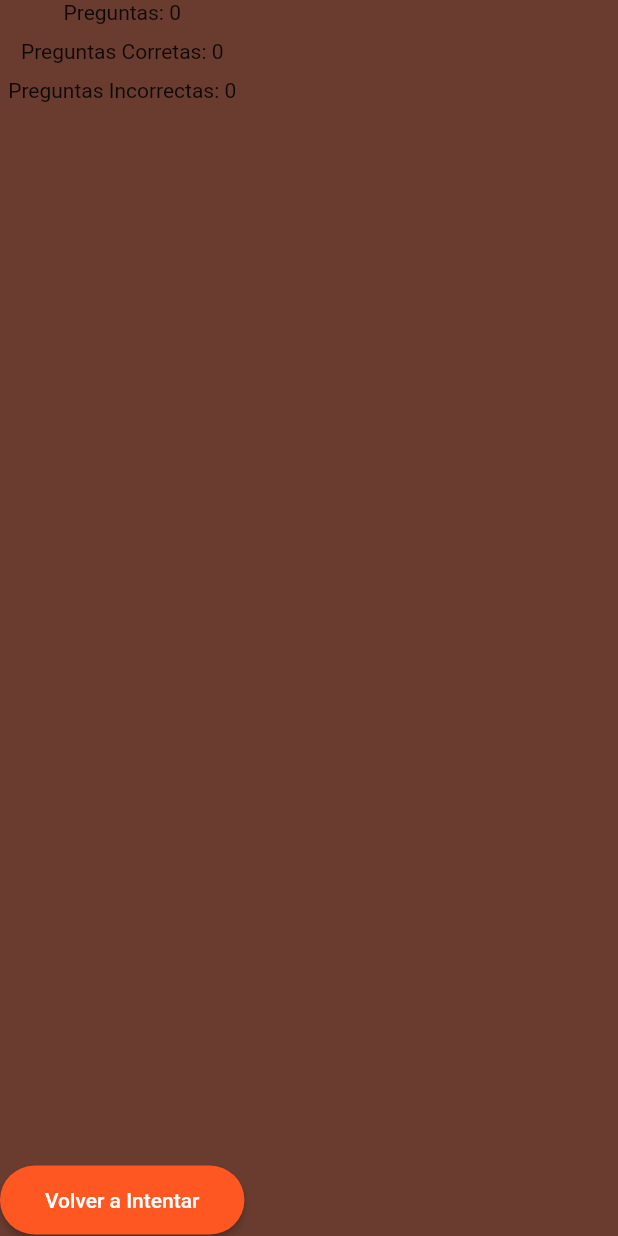
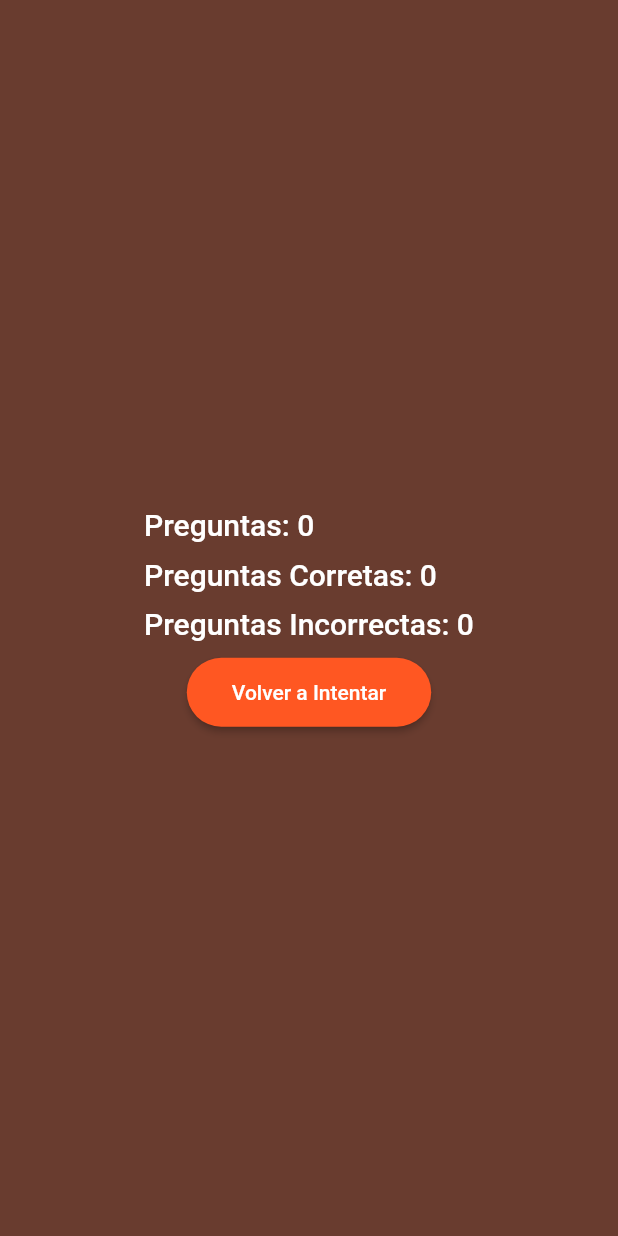
Before and after one commit to juandozuna/flutter-course, a Flutter app: the EndPage screen opened directly with empty values, on a phone screen of 412 x 824 dp. Run offline on Flutter 3.47's test engine with Material 2 defaults, Android fonts, the phone set to English and light mode, and no system bars; our stand-ins replace equatable, form_field_validator, tinycolor2.

Commit message:
completed quiz

```diff
--- a/project_2_quiz_app/lib/pages/end_page.dart
+++ b/project_2_quiz_app/lib/pages/end_page.dart
@@ -1,5 +1,3 @@
-import 'dart:js';
-
 import 'package:flutter/material.dart';
 import 'package:project_2_quiz_app/pages/start_page.dart';
 import 'package:project_2_quiz_app/widget/primary_button.dart';
@@ -22,29 +20,35 @@ class EndPage extends StatelessWidget {
   @override
   Widget build(BuildContext context) {
     final args = ModalRoute.of(context)!.settings.arguments as EndPageArguments;
+    final style = Theme.of(context).primaryTextTheme.headline6;
 
     return Scaffold(
-      body: Column(
+      body: SafeArea(
+        child: Column(
+          mainAxisAlignment: MainAxisAlignment.center,
+          crossAxisAlignment: CrossAxisAlignment.center,
           children: [
-          Expanded(
-            child: Column(
+            Column(
+              crossAxisAlignment: CrossAxisAlignment.start,
               children: [
-                Text('Preguntas: ${args.totalQuestions}'),
+                Text('Preguntas: ${args.totalQuestions}', style: style),
                 const SizedBox(height: 10),
-                Text('Preguntas Corretas: ${args.score}'),
+                Text('Preguntas Corretas: ${args.score}', style: style),
                 const SizedBox(height: 10),
-                Text('Preguntas Incorrectas: ${args.score}'),
+                Text('Preguntas Incorrectas: ${args.score}', style: style),
                 const SizedBox(height: 10),
               ],
             ),
-          ),
-          PrimaryButton(
+            Center(
+              child: PrimaryButton(
                 text: 'Volver a Intentar',
                 onPressed: () => Navigator.of(context).popUntil(
                   (route) => route.settings.name == StartPage.routeName,
                 ),
               ),
+            ),
           ],
+        ),
       ),
     );
   }
```
Lines whose indentation alone changed are shown as unchanged.
